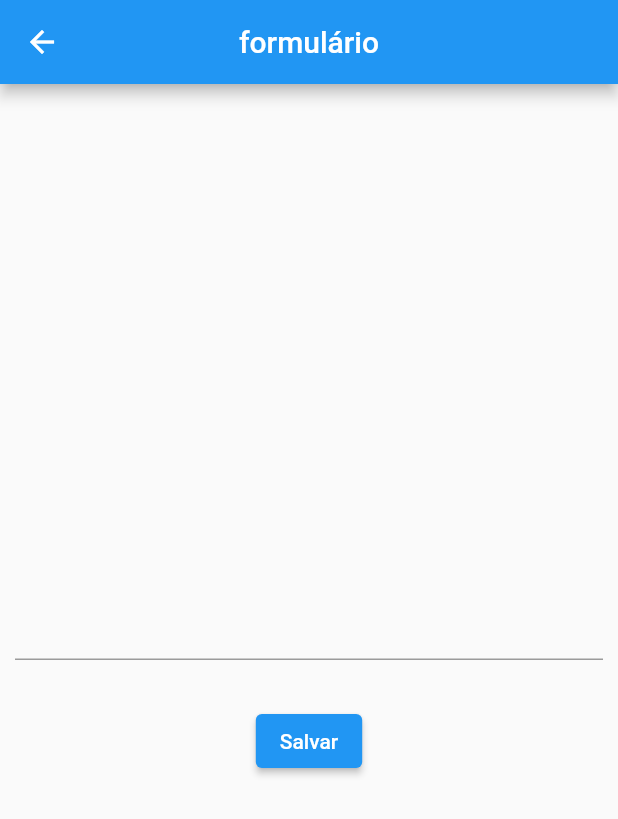
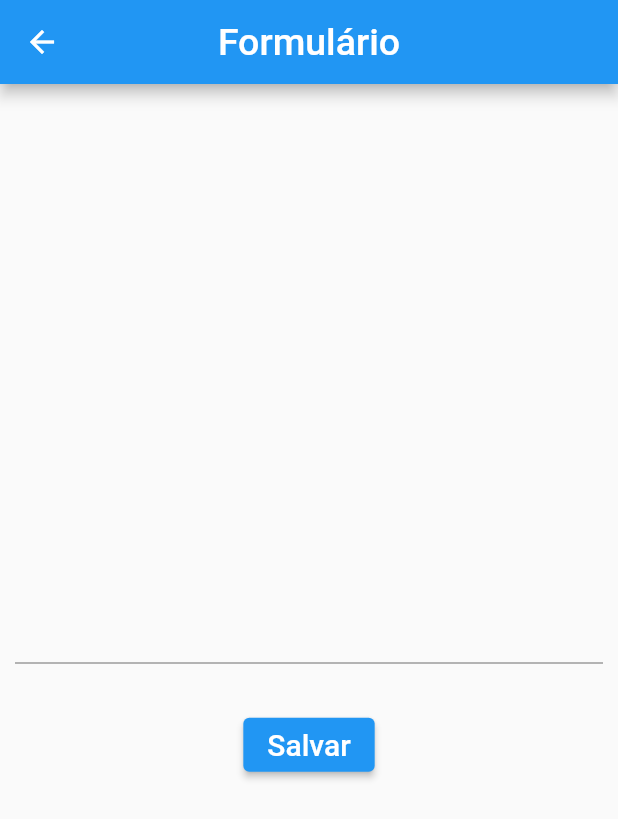
Before and after one commit to Bragaboll/LovePeopleapp_Todo, a Flutter app: the screen it shows after launch, after a tap on the "add" icon, on a phone screen of 412 x 824 dp. Shown: the top 819 px of the screen. Run offline on Flutter 3.47's test engine with Material 2 defaults, Android fonts, the phone set to English and light mode, and no system bars.

Commit message:
aumento fontes

```diff
--- a/lib/main.dart
+++ b/lib/main.dart
@@ -28,7 +28,11 @@ class _HomeState extends State<Home> {
   Widget build(BuildContext context) {
     return Scaffold(
       appBar: AppBar(
-        title: Text('Lista de Tarefas'),
+        title: Center(
+            child: Text(
+          'Lista de Tarefas',
+          style: TextStyle(fontSize: 25),
+        )),
       ),
       floatingActionButton: FloatingActionButton(
         onPressed: () {
@@ -51,7 +55,7 @@ class _HomeState extends State<Home> {
                 children: [
                   Text(
                     '${index + 1} - ${list[index]}',
-                    style: TextStyle(fontSize: 20),
+                    style: TextStyle(fontSize: 25),
                   ),
                   Divider(
                     color: Colors.grey,
@@ -92,7 +96,10 @@ class _FormularioState extends State<Formulario> {
   Widget build(BuildContext context) {
     return Scaffold(
       appBar: AppBar(
-        title: Text('formulário'),
+        title: Text(
+          'Formulário',
+          style: TextStyle(fontSize: 25),
+        ),
         centerTitle: true,
       ),
       body: SafeArea(
@@ -108,6 +115,7 @@ class _FormularioState extends State<Formulario> {
                   width: 40,
                 ),
                 TextFormField(
+                  style: TextStyle(fontSize: 25),
                   controller: itemController,
                   onSaved: (item) {
                     itemController.text = item;
@@ -116,6 +124,7 @@ class _FormularioState extends State<Formulario> {
                     if (item.isEmpty) {
                       return 'Campo Obrigatório!';
                     }
+                    return null;
                   },
                 ),
                 SizedBox(
@@ -129,7 +138,10 @@ class _FormularioState extends State<Formulario> {
                       Navigator.of(context).pop(itemController.text);
                     }
                   },
-                  child: Text('Salvar'),
+                  child: Text(
+                    'Salvar',
+                    style: TextStyle(fontSize: 20),
+                  ),
                 ),
               ],
             ),
```
